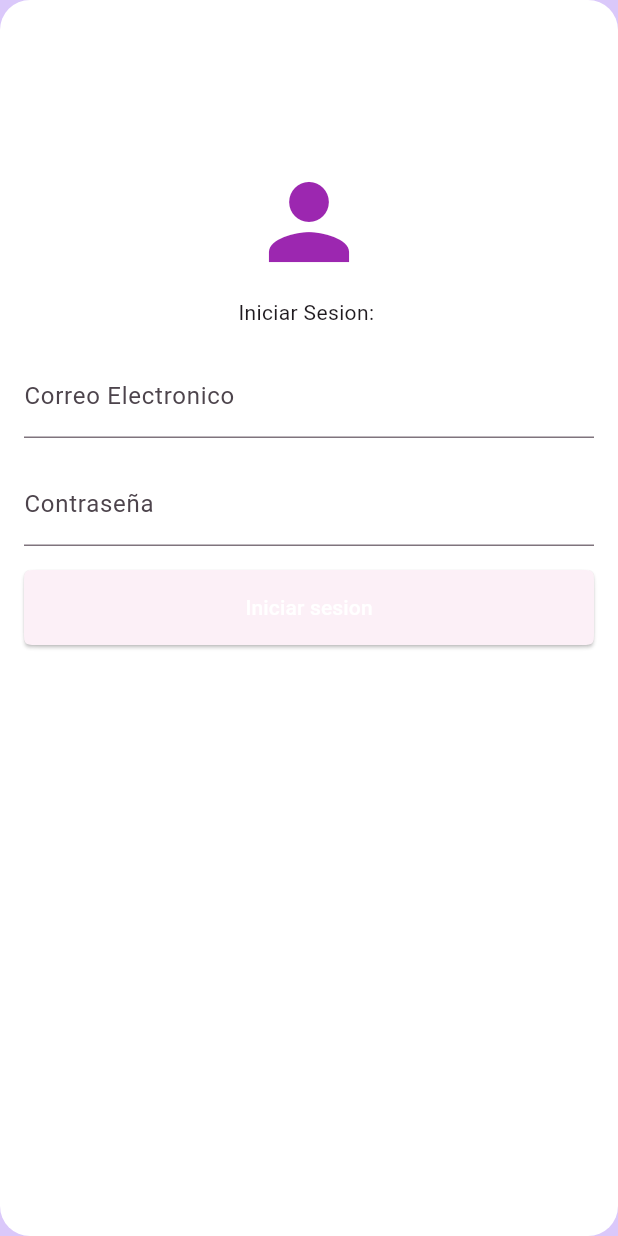
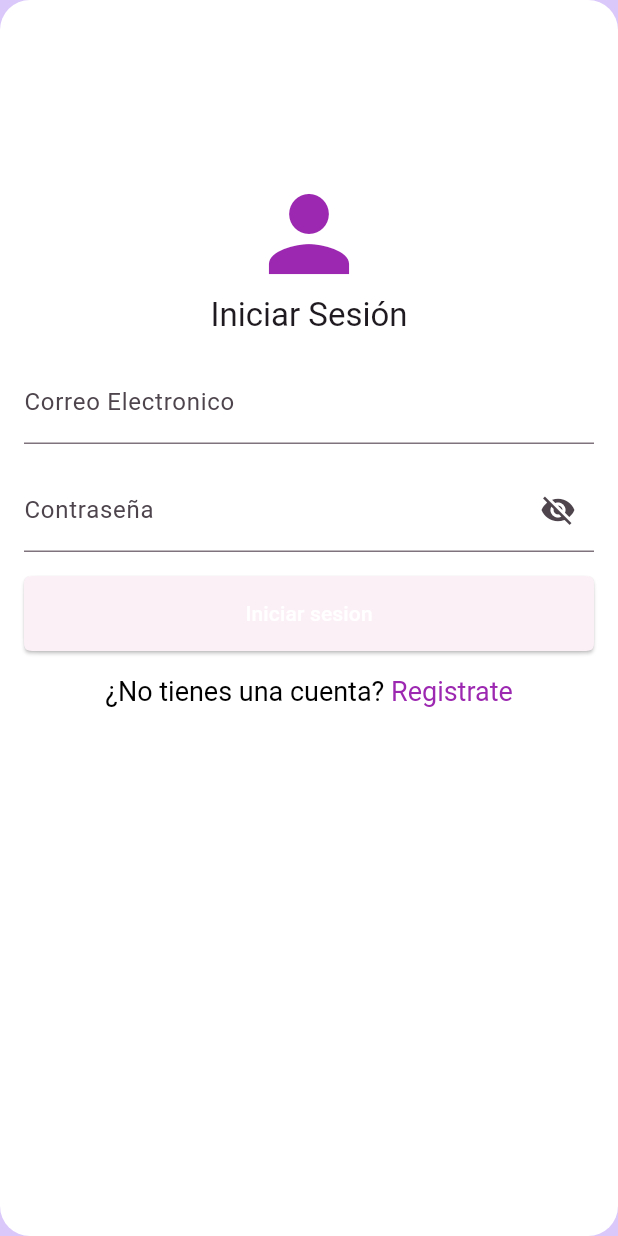
Before and after one commit to kenshimota/flutter-app-ERP, a Flutter app: the screen it shows after launch, on a phone screen of 412 x 824 dp. Run offline on Flutter 3.47's test engine with Material 2 defaults, Android fonts, the phone set to English and light mode, and no system bars; our stand-ins replace go_router, logger; missing offline and left inert: validatorless.

Commit message:
the last changed

```diff
--- /dev/null
+++ b/lib/widgets/form_control.dart
@@ -0,0 +1,12 @@
+import 'package:flutter/material.dart';
+
+class FormControl extends StatelessWidget {
+  final Widget? child;
+
+  const FormControl({super.key, required this.child});
+
+  @override
+  Widget build(BuildContext context) {
+    return Padding(padding: const EdgeInsets.all(8), child: child);
+  }
+}
--- a/lib/widgets/form_signin.dart
+++ b/lib/widgets/form_signin.dart
@@ -1,13 +1,48 @@
+import 'package:flutter/gestures.dart';
 import 'package:flutter/material.dart';
+
+import 'package:flutter_app_erp/widgets/typography.dart';
 import 'package:flutter_app_erp/widgets/input_email.dart';
+import 'package:flutter_app_erp/widgets/form_control.dart';
 import 'package:flutter_app_erp/widgets/input_password.dart';
-//import 'package:google_fonts/google_fonts.dart';
+import 'package:go_router/go_router.dart';
 
 class FormSignin extends StatefulWidget {
   const FormSignin({super.key});
 
   @override
   State<FormSignin> createState() => _FormSigninState();
+}
+
+class TextAboutToGoToSignup extends StatelessWidget {
+  const TextAboutToGoToSignup({super.key});
+
+  onPressed(BuildContext context) {
+    context.go("/signup");
+  }
+
+  @override
+  Widget build(BuildContext context) {
+    Color? color = Theme.of(context).colorScheme.surface;
+
+    return RichText(
+      text: TextSpan(
+        text: '¿No tienes una cuenta? ',
+        style: const TextStyle(color: Colors.black, fontSize: 18),
+        children: [
+          TextSpan(
+            recognizer: TapGestureRecognizer()
+              ..onTap = () => onPressed(context),
+            text: 'Registrate',
+            style: TextStyle(
+              color: color,
+              fontSize: 18,
+            ),
+          ),
+        ],
+      ),
+    );
+  }
 }
 
 class _FormSigninState extends State<FormSignin> {
@@ -26,31 +61,38 @@ class _FormSigninState extends State<FormSignin> {
       child: Column(
         crossAxisAlignment: CrossAxisAlignment.start,
         children: <Widget>[
-          const Center(
+          const FormControl(
+            child: Column(children: [
+              Row(children: [
+                Expanded(
+                    child: Center(
                   child: Icon(
                     Icons.person,
                     color: Colors.purple,
                     size: 80.0,
                   ),
+                ))
+              ]),
+              Row(children: [
+                Expanded(
+                    child: Center(
+                  child: TypographyApp(
+                    text: "Iniciar Sesión",
+                    variant: "h4",
                   ),
-          const Padding(
-            padding: EdgeInsets.all(10),
-            child: Center(
-              child: Text('Iniciar Sesion: '),
+                ))
+              ]),
+            ]),
           ),
-          ),
-          const Padding(
-            padding: EdgeInsets.all(8.0),
+          const FormControl(
             child: InputEmail(
               isRequired: true,
             ),
           ),
-          const Padding(
-            padding: EdgeInsets.all(8.0),
+          const FormControl(
             child: InputPassword(),
           ),
-          Padding(
-            padding: const EdgeInsets.all(8.0),
+          FormControl(
             child: ElevatedButton(
               onPressed: onSubmit,
               style: ElevatedButton.styleFrom(
@@ -59,6 +101,21 @@ class _FormSigninState extends State<FormSignin> {
               child: const Text('Iniciar sesion'),
             ),
           ),
+          const FormControl(
+            child: Column(
+              children: [
+                Row(
+                  children: [
+                    Expanded(
+                      child: Center(
+                        child: TextAboutToGoToSignup(),
+                      ),
+                    ),
+                  ],
+                )
+              ],
+            ),
+          )
         ],
       ),
     );
--- a/lib/widgets/input_password.dart
+++ b/lib/widgets/input_password.dart
@@ -1,14 +1,21 @@
 import 'package:flutter/material.dart';
 import "package:validatorless/validatorless.dart";
 
-class InputPassword extends StatelessWidget {
+class InputPassword extends StatefulWidget {
   final String? label;
   final String? Function(String?)? validator;
 
   const InputPassword({super.key, this.label, this.validator});
 
+  @override
+  State<InputPassword> createState() => _InputPassword();
+}
+
+class _InputPassword extends State<InputPassword> {
+  bool visible = false;
+
   String? _createValidor(String? m) {
-    final v = validator;
+    final String? Function(String?)? v = widget.validator;
 
     if (v == null) {
       return null;
@@ -17,9 +24,15 @@ class InputPassword extends StatelessWidget {
     return v(m);
   }
 
+  invertVisible() {
+    setState(() {
+      visible = !visible;
+    });
+  }
+
   @override
   Widget build(BuildContext context) {
-    final String? label = this.label;
+    final String? label = widget.label;
     final RegExp regExp = RegExp(
         r"/(?=.*?[A-Z])(?=.*?[a-z])(?=.*?[0-9])(?=.*?[#?!@$%^&*-.]).{8,20}/");
 
@@ -30,14 +43,21 @@ class InputPassword extends StatelessWidget {
           "La contraseña debe tener al menos una letra mayuscula, una minuscula, debe tener uno o varios numeros 0-9 y un caracter especial")
     ];
 
-    if (validator != null) {
+    if (widget.validator != null) {
       listValidations.add(_createValidor);
     }
 
     return TextFormField(
+      obscureText: !visible,
       decoration: InputDecoration(
         labelText: label ?? "Contraseña",
         hintText: 'Enter your Password',
+        suffixIcon: IconButton(
+          icon: Icon(
+            visible ? Icons.visibility : Icons.visibility_off,
+          ),
+          onPressed: invertVisible,
+        ),
       ),
       validator: Validatorless.multiple(listValidations),
     );
--- /dev/null
+++ b/lib/widgets/typography.dart
@@ -0,0 +1,26 @@
+import 'package:flutter/material.dart';
+
+final Map<String, TextStyle? Function(BuildContext)> _variants = {
+  "h1": (BuildContext context) => Theme.of(context).textTheme.headlineLarge,
+  "h2": (BuildContext context) => Theme.of(context).textTheme.headlineMedium,
+  "h3": (BuildContext context) => Theme.of(context).textTheme.headlineSmall,
+  "h4": (BuildContext context) => Theme.of(context).textTheme.titleLarge,
+  "h5": (BuildContext context) => Theme.of(context).textTheme.titleMedium,
+  "h6": (BuildContext context) => Theme.of(context).textTheme.titleSmall,
+  "body": (BuildContext context) => Theme.of(context).textTheme.bodySmall,
+};
+
+class TypographyApp extends StatelessWidget {
+  final String? text;
+  final String? variant;
+
+  const TypographyApp({super.key, required this.text, this.variant});
+
+  @override
+  Widget build(BuildContext context) {
+    final getStyle = _variants[variant] ?? _variants["body"];
+    final TextStyle? style = getStyle!(context);
+
+    return Text(text ?? "", style: style);
+  }
+}
```
Lines whose indentation alone changed are shown as unchanged.
